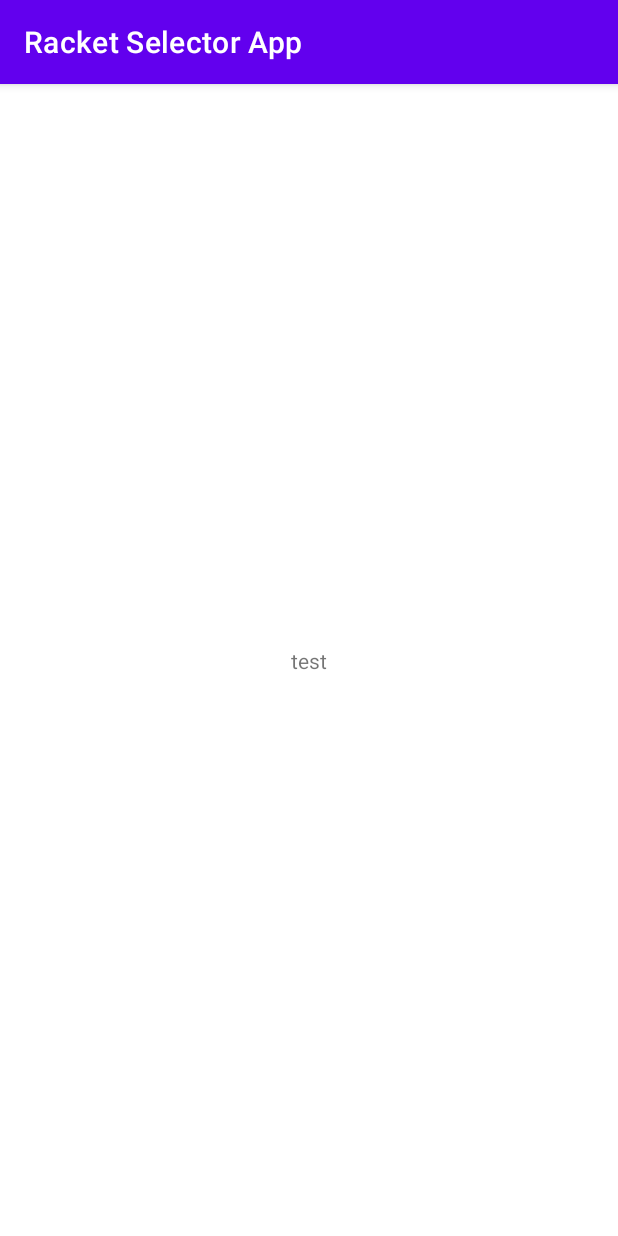
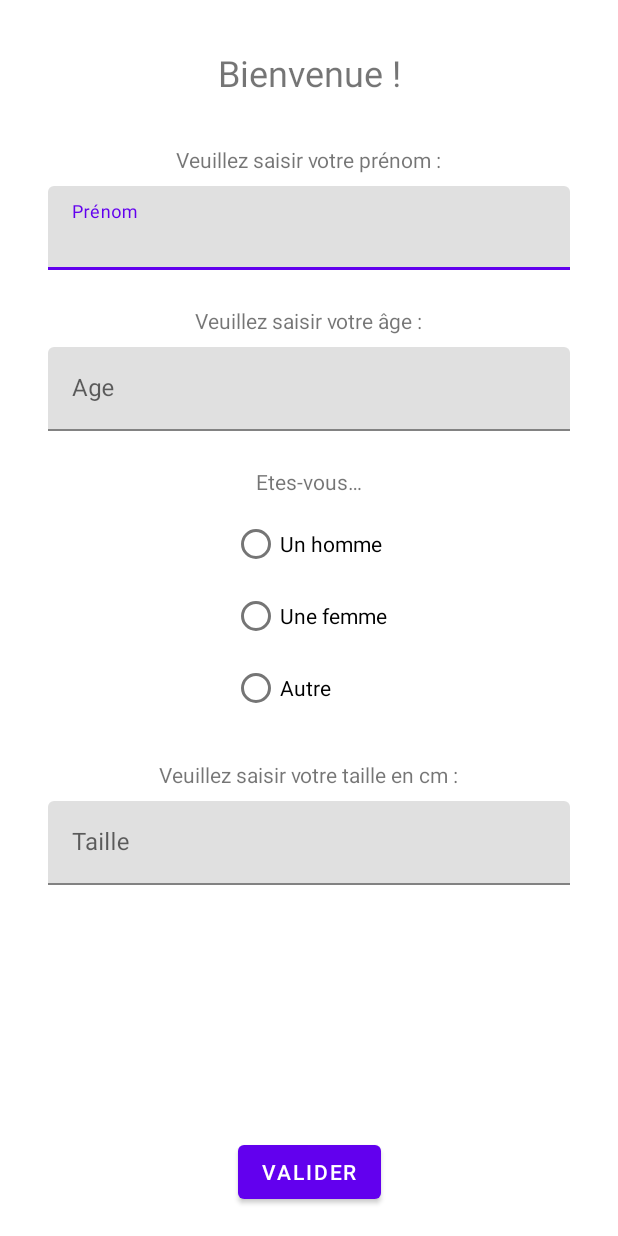
Before and after one commit to BE-Raquette/App-Frontend, an Android app: the screen it shows after launch (MainActivity before the commit, FormActivity after it), on a phone screen of 412 x 824 dp. Run offline under Robolectric (Android 15) with nearby library versions, the phone set to English and light mode, and no system bars.

Commit message:
Creation of several screens (form, 3 steps of the process)

```diff
--- a/app/build.gradle
+++ b/app/build.gradle
@@ -9,7 +9,7 @@ android {
 
     defaultConfig {
         applicationId "fr.isen.racketselectorapp"
-        minSdk 30
+        minSdk 31
         targetSdk 32
         versionCode 1
         versionName "1.0"
--- /dev/null
+++ b/app/src/main/java/fr/isen/racketselectorapp/FormActivity.kt
@@ -0,0 +1,26 @@
+package fr.isen.racketselectorapp
+
+import android.content.Intent
+import androidx.appcompat.app.AppCompatActivity
+import android.os.Bundle
+import fr.isen.racketselectorapp.databinding.ActivityFormBinding
+
+class FormActivity : AppCompatActivity() {
+    lateinit var binding: ActivityFormBinding
+
+    override fun onCreate(savedInstanceState: Bundle?) {
+        super.onCreate(savedInstanceState)
+        binding = ActivityFormBinding.inflate(layoutInflater)
+        setContentView(binding.root)
+
+        validationClick()
+    }
+
+    fun validationClick() {
+        binding.validateDataButton.setOnClickListener {
+            val intent = Intent(this, ProcessActivity::class.java)
+            startActivity(intent)
+            finish()
+        }
+    }
+}
--- a/app/src/main/java/fr/isen/racketselectorapp/MainActivity.kt
+++ /dev/null
@@ -1,16 +0,0 @@
-package fr.isen.racketselectorapp
-
-import androidx.appcompat.app.AppCompatActivity
-import android.os.Bundle
-import fr.isen.racketselectorapp.databinding.ActivityMainBinding
-import fr.isen.racketselectorapp.databinding.SplashScreenBinding
-
-class MainActivity : AppCompatActivity() {
-    lateinit var binding: ActivityMainBinding
-
-    override fun onCreate(savedInstanceState: Bundle?) {
-        super.onCreate(savedInstanceState)
-        binding = ActivityMainBinding.inflate(layoutInflater)
-        setContentView(binding.root)
-    }
-}
--- a/app/src/main/java/fr/isen/racketselectorapp/SplashScreen.kt
+++ b/app/src/main/java/fr/isen/racketselectorapp/SplashScreen.kt
@@ -24,7 +24,7 @@ class SplashScreen : AppCompatActivity() {
         )
 
         Handler(Looper.getMainLooper()).postDelayed({
-            val intent = Intent(this, MainActivity::class.java)
+            val intent = Intent(this, FormActivity::class.java)
             startActivity(intent)
             finish()
         }, 3000)
--- /dev/null
+++ b/app/src/main/res/layout/activity_form.xml
@@ -0,0 +1,183 @@
+<?xml version="1.0" encoding="utf-8"?>
+<androidx.constraintlayout.widget.ConstraintLayout xmlns:android="http://schemas.android.com/apk/res/android"
+    xmlns:app="http://schemas.android.com/apk/res-auto"
+    xmlns:tools="http://schemas.android.com/tools"
+    android:layout_width="match_parent"
+    android:layout_height="match_parent"
+    tools:context=".FormActivity">
+
+    <TextView
+        android:id="@+id/welcome"
+        android:layout_width="wrap_content"
+        android:layout_height="wrap_content"
+        android:layout_marginTop="32dp"
+        android:text="@string/welcome"
+        android:textSize="24sp"
+        app:layout_constraintBottom_toBottomOf="parent"
+        app:layout_constraintEnd_toEndOf="parent"
+        app:layout_constraintStart_toStartOf="parent"
+        app:layout_constraintTop_toTopOf="parent"
+        app:layout_constraintVertical_bias="0.0" />
+
+    <TextView
+        android:id="@+id/enterName"
+        android:layout_width="wrap_content"
+        android:layout_height="wrap_content"
+        android:layout_marginTop="32dp"
+        android:text="@string/enter_name"
+        app:layout_constraintBottom_toBottomOf="parent"
+        app:layout_constraintEnd_toEndOf="parent"
+        app:layout_constraintStart_toStartOf="parent"
+        app:layout_constraintTop_toBottomOf="@+id/welcome"
+        app:layout_constraintVertical_bias="0.0" />
+
+    <com.google.android.material.textfield.TextInputLayout
+        android:id="@+id/textInputLayout"
+        android:layout_width="0dp"
+        android:layout_height="wrap_content"
+        android:layout_marginStart="32dp"
+        android:layout_marginTop="8dp"
+        android:layout_marginEnd="32dp"
+        app:layout_constraintBottom_toBottomOf="parent"
+        app:layout_constraintEnd_toEndOf="parent"
+        app:layout_constraintStart_toStartOf="parent"
+        app:layout_constraintTop_toBottomOf="@+id/enterName"
+        app:layout_constraintVertical_bias="0.0">
+
+        <com.google.android.material.textfield.TextInputEditText
+            android:id="@+id/enterNameInput"
+            android:layout_width="match_parent"
+            android:layout_height="wrap_content"
+            android:hint="@string/name"
+            android:singleLine="true"
+            tools:ignore="TextContrastCheck,TextContrastCheck" />
+    </com.google.android.material.textfield.TextInputLayout>
+
+    <TextView
+        android:id="@+id/enterAge"
+        android:layout_width="wrap_content"
+        android:layout_height="wrap_content"
+        android:layout_marginTop="24dp"
+        android:text="@string/enter_age"
+        app:layout_constraintBottom_toBottomOf="parent"
+        app:layout_constraintEnd_toEndOf="parent"
+        app:layout_constraintStart_toStartOf="parent"
+        app:layout_constraintTop_toBottomOf="@+id/textInputLayout"
+        app:layout_constraintVertical_bias="0.0" />
+
+    <com.google.android.material.textfield.TextInputLayout
+        android:id="@+id/textInputLayout2"
+        android:layout_width="0dp"
+        android:layout_height="wrap_content"
+        android:layout_marginStart="32dp"
+        android:layout_marginTop="8dp"
+        android:layout_marginEnd="32dp"
+        app:layout_constraintBottom_toBottomOf="parent"
+        app:layout_constraintEnd_toEndOf="parent"
+        app:layout_constraintStart_toStartOf="parent"
+        app:layout_constraintTop_toBottomOf="@+id/enterAge"
+        app:layout_constraintVertical_bias="0.0">
+
+        <EditText
+            android:id="@+id/enterAgeInput"
+            android:layout_width="match_parent"
+            android:layout_height="wrap_content"
+            android:layout_weight="1"
+            android:ems="10"
+            android:hint="@string/age"
+            android:inputType="number"
+            tools:ignore="SpeakableTextPresentCheck"
+            android:autofillHints="" />
+    </com.google.android.material.textfield.TextInputLayout>
+
+    <TextView
+        android:id="@+id/selectGenre"
+        android:layout_width="wrap_content"
+        android:layout_height="wrap_content"
+        android:layout_marginTop="24dp"
+        android:text="@string/are_you"
+        app:layout_constraintBottom_toBottomOf="parent"
+        app:layout_constraintEnd_toEndOf="parent"
+        app:layout_constraintStart_toStartOf="parent"
+        app:layout_constraintTop_toBottomOf="@+id/textInputLayout2"
+        app:layout_constraintVertical_bias="0.0" />
+
+    <RadioGroup
+        android:id="@+id/radioGroup"
+        android:layout_width="wrap_content"
+        android:layout_height="wrap_content"
+        android:layout_marginTop="8dp"
+        app:layout_constraintBottom_toBottomOf="parent"
+        app:layout_constraintEnd_toEndOf="parent"
+        app:layout_constraintStart_toStartOf="parent"
+        app:layout_constraintTop_toBottomOf="@+id/selectGenre"
+        app:layout_constraintVertical_bias="0.0">
+
+        <RadioButton
+            android:id="@+id/maleButton"
+            style="@style/Widget.AppCompat.CompoundButton.RadioButton"
+            android:layout_width="match_parent"
+            android:layout_height="wrap_content"
+            android:text="@string/male" />
+
+        <RadioButton
+            android:id="@+id/femaleButton"
+            android:layout_width="match_parent"
+            android:layout_height="wrap_content"
+            android:text="@string/female" />
+
+        <RadioButton
+            android:id="@+id/otherButton"
+            android:layout_width="match_parent"
+            android:layout_height="wrap_content"
+            android:text="@string/other" />
+    </RadioGroup>
+
+    <TextView
+        android:id="@+id/enterSize"
+        android:layout_width="wrap_content"
+        android:layout_height="wrap_content"
+        android:layout_marginTop="24dp"
+        android:text="@string/enter_size"
+        app:layout_constraintBottom_toBottomOf="parent"
+        app:layout_constraintEnd_toEndOf="parent"
+        app:layout_constraintStart_toStartOf="parent"
+        app:layout_constraintTop_toBottomOf="@id/radioGroup"
+        app:layout_constraintVertical_bias="0.0" />
+
+    <com.google.android.material.textfield.TextInputLayout
+        android:id="@+id/textInputLayout3"
+        android:layout_width="0dp"
+        android:layout_height="wrap_content"
+        android:layout_marginStart="32dp"
+        android:layout_marginTop="8dp"
+        android:layout_marginEnd="32dp"
+        app:layout_constraintBottom_toBottomOf="parent"
+        app:layout_constraintEnd_toEndOf="parent"
+        app:layout_constraintStart_toStartOf="parent"
+        app:layout_constraintTop_toBottomOf="@+id/enterSize"
+        app:layout_constraintVertical_bias="0.0">
+
+        <EditText
+            android:id="@+id/enterSizeInput"
+            android:layout_width="match_parent"
+            android:layout_height="wrap_content"
+            android:layout_weight="1"
+            android:ems="10"
+            android:hint="@string/size"
+            android:inputType="number"
+            tools:ignore="SpeakableTextPresentCheck"
+            android:autofillHints="" />
+    </com.google.android.material.textfield.TextInputLayout>
+
+    <Button
+        android:id="@+id/validateDataButton"
+        android:layout_width="wrap_content"
+        android:layout_height="wrap_content"
+        android:text="@string/validate"
+        app:layout_constraintBottom_toBottomOf="parent"
+        app:layout_constraintEnd_toEndOf="parent"
+        app:layout_constraintStart_toStartOf="parent"
+        app:layout_constraintTop_toBottomOf="@+id/textInputLayout3"
+        app:layout_constraintVertical_bias="0.9" />
+</androidx.constraintlayout.widget.ConstraintLayout>
--- a/app/src/main/res/layout/activity_main.xml
+++ /dev/null
@@ -1,18 +0,0 @@
-<?xml version="1.0" encoding="utf-8"?>
-<androidx.constraintlayout.widget.ConstraintLayout xmlns:android="http://schemas.android.com/apk/res/android"
-    xmlns:app="http://schemas.android.com/apk/res-auto"
-    xmlns:tools="http://schemas.android.com/tools"
-    android:layout_width="match_parent"
-    android:layout_height="match_parent"
-    tools:context=".MainActivity">
-
-    <TextView
-        android:id="@+id/textView"
-        android:layout_width="wrap_content"
-        android:layout_height="wrap_content"
-        android:text="test"
-        app:layout_constraintBottom_toBottomOf="parent"
-        app:layout_constraintEnd_toEndOf="parent"
-        app:layout_constraintStart_toStartOf="parent"
-        app:layout_constraintTop_toTopOf="parent" />
-</androidx.constraintlayout.widget.ConstraintLayout>
--- a/app/src/main/res/values-night/themes.xml
+++ b/app/src/main/res/values-night/themes.xml
@@ -1,6 +1,6 @@
-<resources xmlns:tools="http://schemas.android.com/tools">
+<resources>
     <!-- Base application theme. -->
-    <style name="Theme.RacketSelectorApp" parent="Theme.MaterialComponents.DayNight.DarkActionBar">
+    <style name="Theme.RacketSelectorApp" parent="Theme.MaterialComponents.DayNight.NoActionBar">
         <!-- Primary brand color. -->
         <item name="colorPrimary">@color/purple_200</item>
         <item name="colorPrimaryVariant">@color/purple_700</item>
--- a/app/src/main/res/values/strings.xml
+++ b/app/src/main/res/values/strings.xml
@@ -1,3 +1,29 @@
 <resources>
     <string name="app_name">Racket Selector App</string>
+
+    <!-- Form Screen -->
+    <string name="welcome">Bienvenue !</string>
+    <string name="enter_name">Veuillez saisir votre prénom :</string>
+    <string name="name">Prénom</string>
+    <string name="enter_age">Veuillez saisir votre âge :</string>
+    <string name="age">Age</string>
+    <string name="are_you">Etes-vous…</string>
+    <string name="male">Un homme</string>
+    <string name="female">Une femme</string>
+    <string name="other">Autre</string>
+    <string name="enter_size">Veuillez saisir votre taille en cm :</string>
+    <string name="size">Taille</string>
+    <string name="validate">Valider</string>
+
+    <!-- Process Screens -->
+    <string name="beginning">Prenez la raquette et suivez les instructions</string>
+    <string name="serve">Pour commencer, veuillez effectuer 3 services</string>
+    <string name="forehand">Veuillez effectuer 3 coups droits</string>
+    <string name="smash">Veuillez effectuer 3 smashes</string>
+    <string name="backhand">Pour finir, veuillez effectuer 3 revers</string>
+    <string name="when_finished">Une fois terminé, appuyez sur "suivant"</string>
+    <string name="next">Suivant</string>
+    <!-- TODO: Remove or change this placeholder text -->
+    <string name="hello_blank_fragment">Hello blank fragment</string>
+
 </resources>
--- a/app/src/main/res/values/themes.xml
+++ b/app/src/main/res/values/themes.xml
@@ -1,6 +1,6 @@
-<resources xmlns:tools="http://schemas.android.com/tools">
+<resources>
     <!-- Base application theme. -->
-    <style name="Theme.RacketSelectorApp" parent="Theme.MaterialComponents.DayNight.DarkActionBar">
+    <style name="Theme.RacketSelectorApp" parent="Theme.MaterialComponents.DayNight.NoActionBar">
         <!-- Primary brand color. -->
         <item name="colorPrimary">@color/purple_500</item>
         <item name="colorPrimaryVariant">@color/purple_700</item>
```
Also changed, not shown: app/src/main/AndroidManifest.xml (+12 -6 lines), app/src/main/java/fr/isen/racketselectorapp/ProcessActivity.kt (added, +28 -0 lines), app/src/main/java/fr/isen/racketselectorapp/process/ForehandFragment.kt (added, +33 -0 lines), app/src/main/java/fr/isen/racketselectorapp/process/ServeFragment.kt (added, +36 -0 lines), app/src/main/java/fr/isen/racketselectorapp/process/StartFragment.kt (added, +36 -0 lines), app/src/main/res/layout/activity_process.xml (added, +8 -0 lines), app/src/main/res/layout/fragment_forehand.xml (added, +58 -0 lines), app/src/main/res/layout/fragment_serve.xml (added, +58 -0 lines), app/src/main/res/layout/fragment_start.xml (added, +31 -0 lines).
